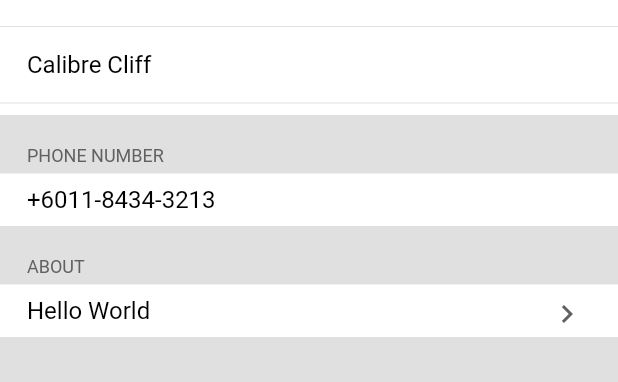
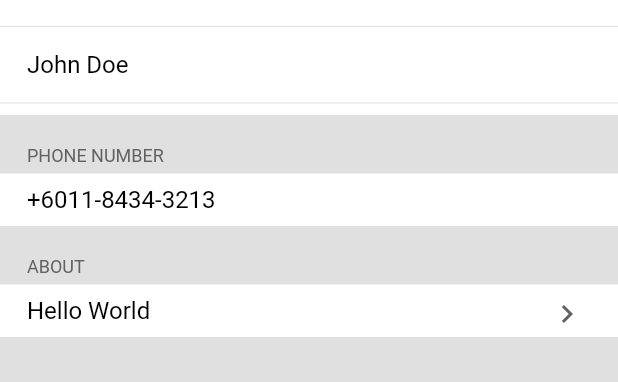
Before and after one commit to joinsigma/flutter-final-solutions, a Flutter app: the EditProfileScreen screen opened directly, on a phone screen of 412 x 824 dp, the part 218-600 px from its top. Run offline on Flutter 3.47's test engine with Material 2 defaults, Android fonts, the phone set to English and light mode, and no system bars; our stand-ins replace bloc, equatable, firebase_core, flutter_bloc, kiwi, pinput and 1 more; accounts and stored records are empty; network calls fail.

Commit message:
update capstone module 2.

```diff
--- a/module_2/capstone/my_whatsapp/lib/commons/data.dart
+++ b/module_2/capstone/my_whatsapp/lib/commons/data.dart
@@ -192,3 +192,11 @@ final List<Map<String, dynamic>> chat_screen_data = [
     "messageTime": "08:33",
   },
 ];
+
+
+final Map<String, dynamic> edit_profile_data = {
+  "profile_pic" : "https://picsum.photos/id/1025/100/100",
+  "profile_name" : "John Doe",
+  "phone_num" : "+6011-8434-3213",
+  "about_me" : "Hello World"
+};
--- a/module_2/capstone/my_whatsapp/lib/screens/settings/widgets/edit_about_column.dart
+++ b/module_2/capstone/my_whatsapp/lib/screens/settings/widgets/edit_about_column.dart
@@ -1,4 +1,5 @@
 import 'package:flutter/material.dart';
+import 'package:my_whatsapp/commons/data.dart';
 
 class EditAboutColumn extends StatelessWidget {
   const EditAboutColumn({
@@ -28,10 +29,10 @@ class EditAboutColumn extends StatelessWidget {
               mainAxisSize: MainAxisSize.min,
               mainAxisAlignment: MainAxisAlignment.spaceBetween,
               children: [
-                const Expanded(
+                 Expanded(
                   child: TextField(
                     decoration: InputDecoration(
-                      hintText: 'Hello World',
+                      hintText: edit_profile_data['about_me'],
                       hintStyle: TextStyle(color: Colors.black),
                       border: InputBorder.none,
                       isDense: true,
--- a/module_2/capstone/my_whatsapp/lib/screens/settings/widgets/edit_phone_num_column.dart
+++ b/module_2/capstone/my_whatsapp/lib/screens/settings/widgets/edit_phone_num_column.dart
@@ -1,4 +1,5 @@
 import 'package:flutter/material.dart';
+import 'package:my_whatsapp/commons/data.dart';
 
 class EditPhoneNumberColumn extends StatelessWidget {
   const EditPhoneNumberColumn({
@@ -22,12 +23,12 @@ class EditPhoneNumberColumn extends StatelessWidget {
         ),
         Container(
           color: Colors.white,
-          child: const Padding(
-            padding: EdgeInsets.symmetric(horizontal: 18.0),
+          child:  Padding(
+            padding: const EdgeInsets.symmetric(horizontal: 18.0),
             child: TextField(
               decoration: InputDecoration(
-                hintText: '+6011-8434-3213',
-                hintStyle: TextStyle(color: Colors.black),
+                hintText: edit_profile_data['phone_num'],
+                hintStyle: const TextStyle(color: Colors.black),
                 border: InputBorder.none,
                 isDense: true,
               ),
--- a/module_2/capstone/my_whatsapp/lib/screens/settings/widgets/edit_profile_tile.dart
+++ b/module_2/capstone/my_whatsapp/lib/screens/settings/widgets/edit_profile_tile.dart
@@ -1,4 +1,5 @@
 import 'package:flutter/material.dart';
+import 'package:my_whatsapp/commons/data.dart';
 
 class EditProfileTile extends StatelessWidget {
   const EditProfileTile({
@@ -12,20 +13,19 @@ class EditProfileTile extends StatelessWidget {
       child: Column(
         crossAxisAlignment: CrossAxisAlignment.start,
         mainAxisAlignment: MainAxisAlignment.start,
-        children: const [
+        children: [
           // Avatar Tile
           ListTile(
             leading: CircleAvatar(
               radius: 26.0,
-              backgroundImage:
-                  NetworkImage('https://picsum.photos/id/1025/100/100'),
+              backgroundImage: NetworkImage(edit_profile_data['profile_pic']),
             ),
-            subtitle:
-                Text('Enter your name and add an optional profile picture'),
+            subtitle: const Text(
+                'Enter your name and add an optional profile picture'),
             tileColor: Colors.white,
-            contentPadding: EdgeInsets.fromLTRB(18.0, 26.0, 18.0, 5.0),
+            contentPadding: const EdgeInsets.fromLTRB(18.0, 26.0, 18.0, 5.0),
           ),
-          Padding(
+          const Padding(
             padding: EdgeInsets.symmetric(horizontal: 33.0, vertical: 10.0),
             child: Text(
               'Edit',
@@ -33,21 +33,21 @@ class EditProfileTile extends StatelessWidget {
             ),
           ),
 
-          Divider(),
+          const Divider(),
 
           // Name Input
           Padding(
-            padding: EdgeInsets.symmetric(horizontal: 18.0),
+            padding: const EdgeInsets.symmetric(horizontal: 18.0),
             child: TextField(
               decoration: InputDecoration(
-                hintText: 'Calibre Cliff',
-                hintStyle: TextStyle(color: Colors.black),
+                hintText: edit_profile_data['profile_name'],
+                hintStyle: const TextStyle(color: Colors.black),
                 isDense: true,
                 border: InputBorder.none,
               ),
             ),
           ),
-          Divider(),
+          const Divider(),
         ],
       ),
     );
```
Also changed, not shown: module_2/capstone/my_whatsapp/pubspec.lock, 6 other files.
